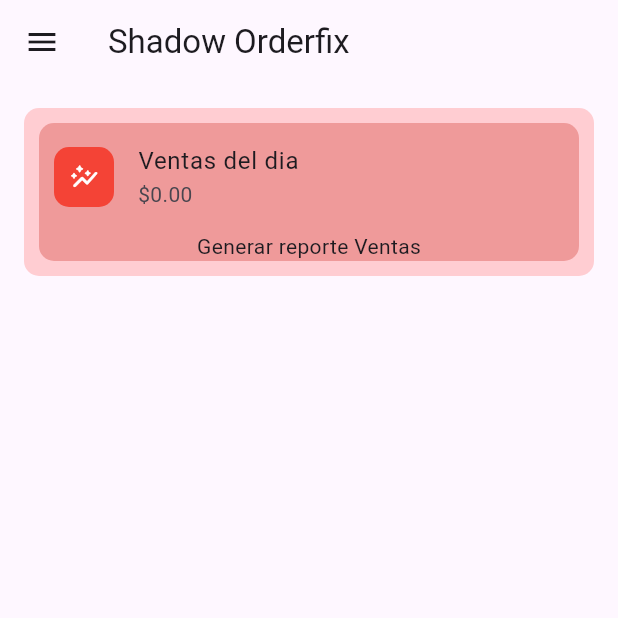
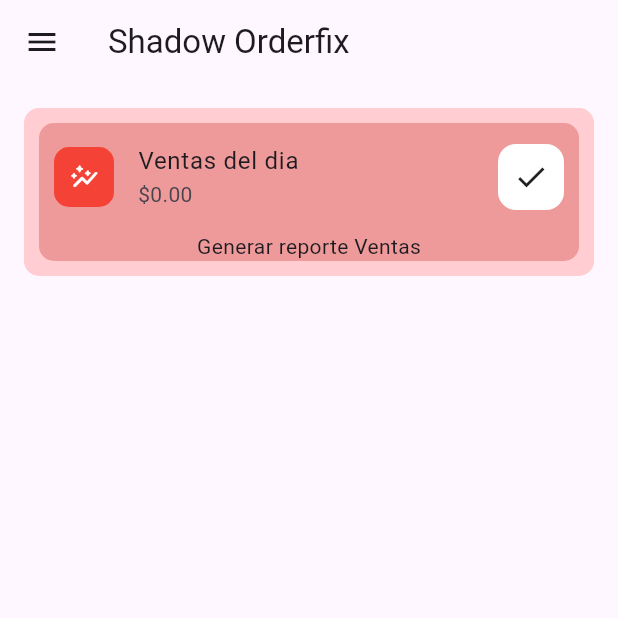
Before and after one commit to bryanmsombra27/flutter_templates, a Flutter app: the screen it shows after launch, on a phone screen of 412 x 824 dp, the top half of it. Run offline on Flutter 3.47's test engine with Material 3 defaults, Android fonts, the phone set to English and light mode, and no system bars.

Commit message:
working on widget card

```diff
--- a/lib/main.dart
+++ b/lib/main.dart
@@ -90,11 +90,21 @@ class _Card extends StatelessWidget {
 
                   child: Icon(icon, size: 20, color: Colors.white),
                 ),
-                Expanded(
+                Flexible(
                   child: ListTile(
                     title: Text("Ventas del dia"),
                     subtitle: Text("\$0.00"),
                   ),
+                ),
+
+                Container(
+                  margin: EdgeInsets.only(right: 10),
+                  padding: EdgeInsets.all(10),
+                  decoration: BoxDecoration(
+                    borderRadius: BorderRadius.circular(12),
+                    color: Colors.white,
+                  ),
+                  child: Icon(Icons.check),
                 ),
               ],
             ),
```
